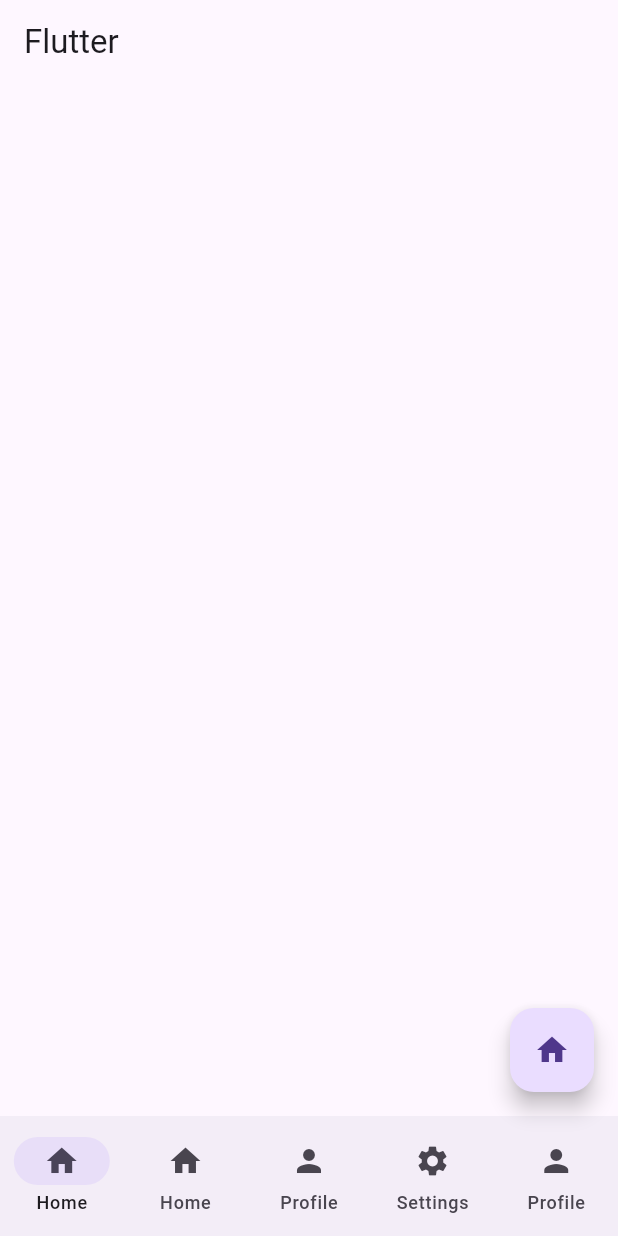
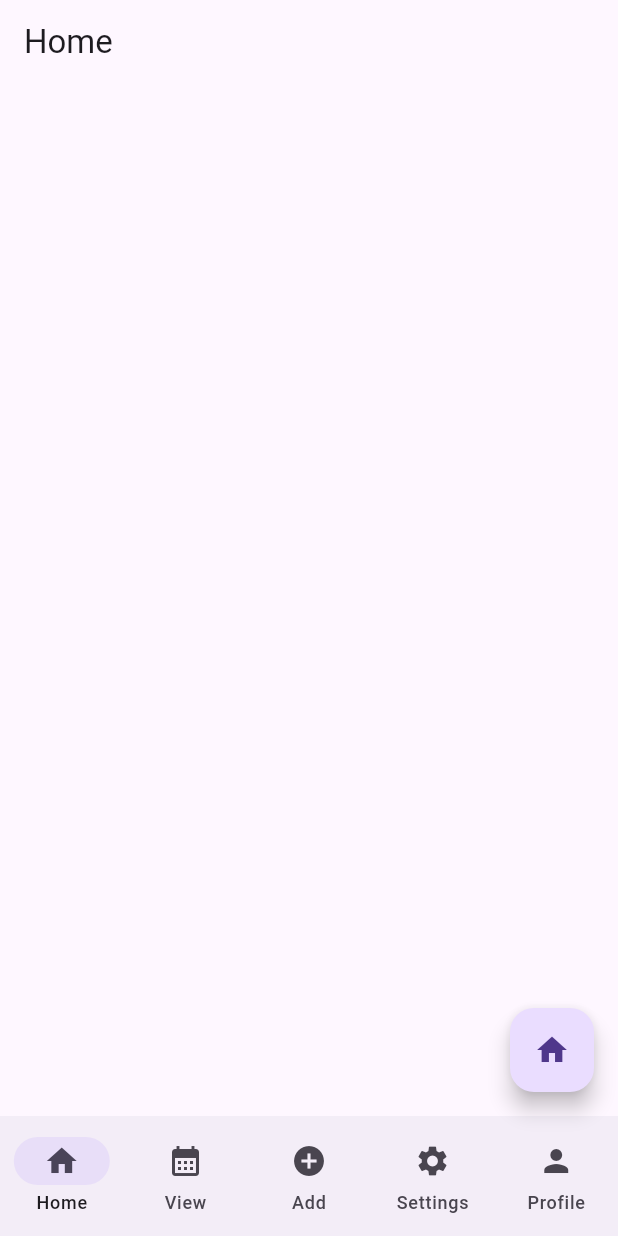
Before and after one commit to thecodemonster1/report_at_daily, a Flutter app: the screen it shows after launch, on a phone screen of 412 x 824 dp. Run offline on Flutter 3.47's test engine with Material 3 defaults, Android fonts, the phone set to English and light mode, and no system bars.

Commit message:
some updates in main.dart

```diff
--- a/lib/main.dart
+++ b/lib/main.dart
@@ -1,5 +1,6 @@
 import 'package:flutter/material.dart';
 import 'package:report_at_daily/pages/home_page.dart';
+import 'package:report_at_daily/pages/profile_page.dart';
 
 void main() {
   runApp(const MyApp());
@@ -29,12 +30,12 @@ class RootPage extends StatefulWidget {
 
 class _RootPageState extends State<RootPage> {
   int currentPage = 0;
-  List<Widget> pages = const [HomePage()]; //, ProfilePage()
+  List<Widget> pages = const [HomePage(), ProfilePage()];
   @override
   Widget build(BuildContext context) {
     return Scaffold(
       appBar: AppBar(
-        title: const Text('Flutter'),
+        title: const Text('Home'),
       ),
       // body: pages[currentPage],
       floatingActionButton: FloatingActionButton(
@@ -45,8 +46,8 @@ class _RootPageState extends State<RootPage> {
       bottomNavigationBar: NavigationBar(
         destinations: const [
           NavigationDestination(icon: Icon(Icons.home), label: "Home"),
-          NavigationDestination(icon: Icon(Icons.home), label: "Home"),
-          NavigationDestination(icon: Icon(Icons.person), label: "Profile"),
+          NavigationDestination(icon: Icon(Icons.calendar_month), label: "View"),
+          NavigationDestination(icon: Icon(Icons.add_circle), label: "Add"),
           NavigationDestination(icon: Icon(Icons.settings), label: "Settings"),
           NavigationDestination(icon: Icon(Icons.person), label: "Profile"),
         ],
```
